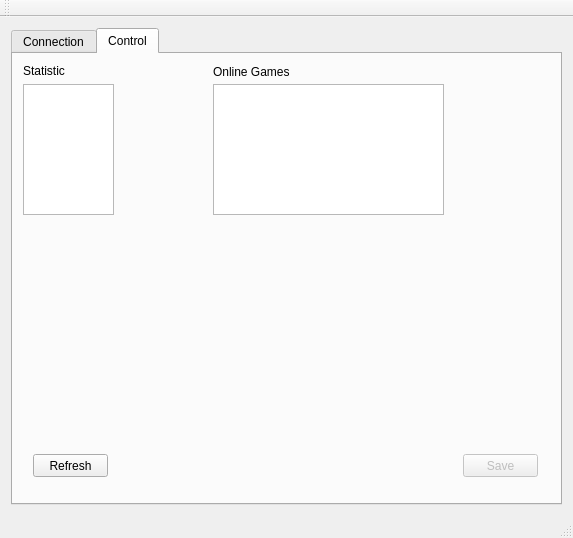
WaterMax83/StamOrga, file StamOrga/PC/mainwindow.ui: the form before one commit.
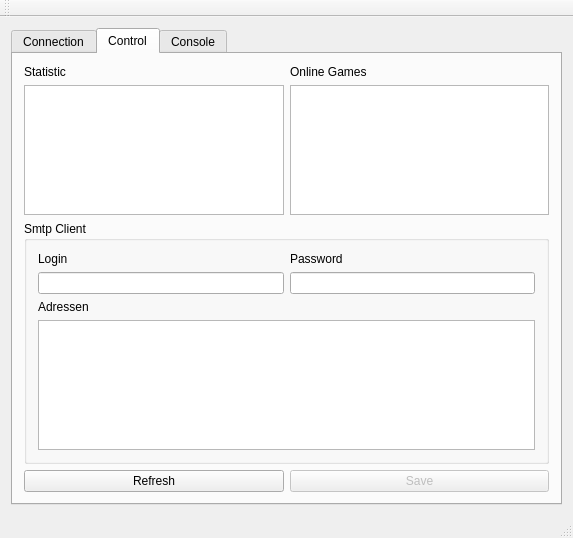
The form after the commit.

Commit message: add smtp email for notification and start with comment

Diff of the .ui file:
```diff
--- a/StamOrga/PC/mainwindow.ui
+++ b/StamOrga/PC/mainwindow.ui
@@ -296,81 +296,148 @@
          <attribute name="title">
           <string>Control</string>
          </attribute>
-         <widget class="QPushButton" name="btnRefreshControl">
-          <property name="geometry">
-           <rect>
-            <x>20</x>
-            <y>400</y>
-            <width>75</width>
-            <height>23</height>
-           </rect>
-          </property>
-          <property name="text">
-           <string>Refresh</string>
-          </property>
-         </widget>
-         <widget class="QLabel" name="label_2">
-          <property name="geometry">
-           <rect>
-            <x>10</x>
-            <y>10</y>
-            <width>47</width>
-            <height>13</height>
-           </rect>
-          </property>
-          <property name="text">
-           <string>Statistic</string>
-          </property>
-         </widget>
-         <widget class="QTextEdit" name="txtEditStatistic">
-          <property name="geometry">
-           <rect>
-            <x>10</x>
-            <y>30</y>
-            <width>91</width>
-            <height>131</height>
-           </rect>
-          </property>
-         </widget>
-         <widget class="QPushButton" name="btnSaveControl">
-          <property name="enabled">
-           <bool>false</bool>
-          </property>
-          <property name="geometry">
-           <rect>
-            <x>450</x>
-            <y>400</y>
-            <width>75</width>
-            <height>23</height>
-           </rect>
-          </property>
-          <property name="text">
-           <string>Save</string>
-          </property>
-         </widget>
-         <widget class="QTextEdit" name="txtEditOnlineGames">
-          <property name="geometry">
-           <rect>
-            <x>200</x>
-            <y>30</y>
-            <width>231</width>
-            <height>131</height>
-           </rect>
-          </property>
-         </widget>
-         <widget class="QLabel" name="label_9">
-          <property name="geometry">
-           <rect>
-            <x>200</x>
-            <y>10</y>
-            <width>101</width>
-            <height>16</height>
-           </rect>
-          </property>
-          <property name="text">
-           <string>Online Games</string>
-          </property>
-         </widget>
+         <layout class="QVBoxLayout" name="verticalLayout_5">
+          <item>
+           <layout class="QHBoxLayout" name="horizontalLayout_4">
+            <item>
+             <layout class="QVBoxLayout" name="verticalLayout_6">
+              <item>
+               <widget class="QLabel" name="label_2">
+                <property name="text">
+                 <string>Statistic</string>
+                </property>
+               </widget>
+              </item>
+              <item>
+               <widget class="QTextEdit" name="txtEditStatistic"/>
+              </item>
+             </layout>
+            </item>
+            <item>
+             <layout class="QVBoxLayout" name="verticalLayout_7">
+              <item>
+               <widget class="QLabel" name="label_9">
+                <property name="text">
+                 <string>Online Games</string>
+                </property>
+               </widget>
+              </item>
+              <item>
+               <widget class="QTextEdit" name="txtEditOnlineGames"/>
+              </item>
+             </layout>
+            </item>
+           </layout>
+          </item>
+          <item>
+           <widget class="QGroupBox" name="groupBox">
+            <property name="title">
+             <string>Smtp Client</string>
+            </property>
+            <layout class="QVBoxLayout" name="verticalLayout_8">
+             <item>
+              <layout class="QHBoxLayout" name="horizontalLayout_5">
+               <item>
+                <layout class="QVBoxLayout" name="verticalLayout_10">
+                 <item>
+                  <widget class="QLabel" name="label_12">
+                   <property name="text">
+                    <string>Login</string>
+                   </property>
+                  </widget>
+                 </item>
+                 <item>
+                  <widget class="QLineEdit" name="lEditSmtpLogin"/>
+                 </item>
+                </layout>
+               </item>
+               <item>
+                <layout class="QVBoxLayout" name="verticalLayout_9">
+                 <item>
+                  <widget class="QLabel" name="label_11">
+                   <property name="text">
+                    <string>Password</string>
+                   </property>
+                  </widget>
+                 </item>
+                 <item>
+                  <widget class="QLineEdit" name="lEditSmtpPassword"/>
+                 </item>
+                </layout>
+               </item>
+              </layout>
+             </item>
+             <item>
+              <widget class="QLabel" name="label_10">
+               <property name="text">
+                <string>Adressen</string>
+               </property>
+              </widget>
+             </item>
+             <item>
+              <widget class="QTextEdit" name="txtEditSmtpEmailAdresses"/>
+             </item>
+            </layout>
+           </widget>
+          </item>
+          <item>
+           <layout class="QVBoxLayout" name="verticalLayout_4">
+            <item>
+             <layout class="QHBoxLayout" name="horizontalLayout_3">
+              <item>
+               <widget class="QPushButton" name="btnRefreshControl">
+                <property name="text">
+                 <string>Refresh</string>
+                </property>
+               </widget>
+              </item>
+              <item>
+               <widget class="QPushButton" name="btnSaveControl">
+                <property name="enabled">
+                 <bool>false</bool>
+                </property>
+                <property name="text">
+                 <string>Save</string>
+                </property>
+               </widget>
+              </item>
+             </layout>
+            </item>
+           </layout>
+          </item>
+         </layout>
+        </widget>
+        <widget class="QWidget" name="tabConsole">
+         <attribute name="title">
+          <string>Console</string>
+         </attribute>
+         <layout class="QVBoxLayout" name="verticalLayout_3">
+          <item>
+           <layout class="QVBoxLayout" name="verticalLayout_2">
+            <item>
+             <widget class="QPlainTextEdit" name="txtConsole">
+              <property name="readOnly">
+               <bool>true</bool>
+              </property>
+             </widget>
+            </item>
+            <item>
+             <layout class="QHBoxLayout" name="horizontalLayout_2">
+              <item>
+               <widget class="QLineEdit" name="lEditConsoleCommand"/>
+              </item>
+              <item>
+               <widget class="QPushButton" name="btnConsole">
+                <property name="text">
+                 <string>&gt;</string>
+                </property>
+               </widget>
+              </item>
+             </layout>
+            </item>
+           </layout>
+          </item>
+         </layout>
         </widget>
        </widget>
       </item>
```
The commit also changes 31 other files.
